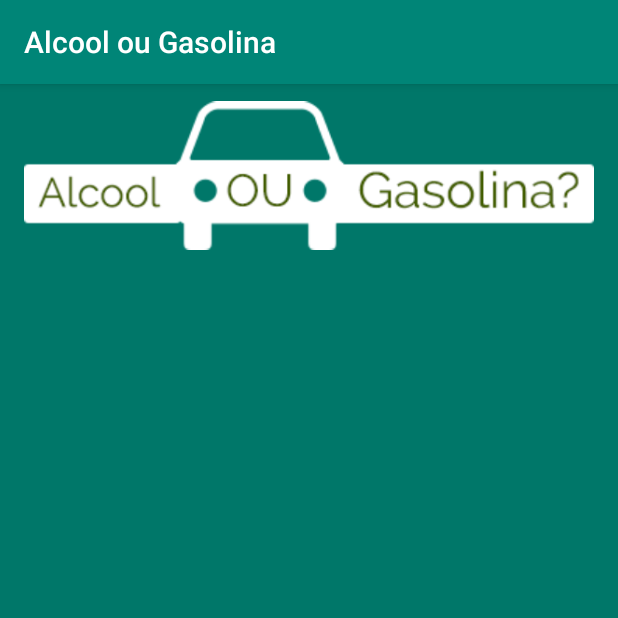
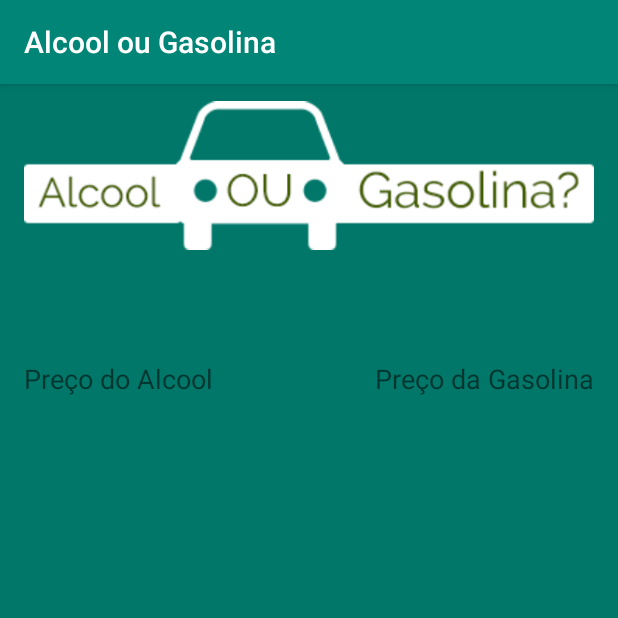
Before and after one commit to inhandui/alcoolougasolina-15apps, an Android app: the screen it shows after launch (MainActivity), on a phone screen of 412 x 824 dp, the top half of it. Run offline under Robolectric (Android 15) with nearby library versions, the phone set to English and light mode, and no system bars.

Commit message:
Adding textviews to alcohol and gasoline elements.

```diff
--- a/app/src/main/res/layout/activity_main.xml
+++ b/app/src/main/res/layout/activity_main.xml
@@ -20,4 +20,25 @@
         app:layout_constraintStart_toStartOf="parent"
         app:layout_constraintTop_toTopOf="parent"
         app:srcCompat="@drawable/logo" />
+
+    <TextView
+        android:id="@+id/alcool"
+        android:layout_width="0dp"
+        android:layout_height="wrap_content"
+        android:layout_marginTop="70dp"
+        android:text="@string/preco_alcool"
+        android:textSize="18sp"
+        app:layout_constraintStart_toStartOf="@+id/imageView"
+        app:layout_constraintTop_toBottomOf="@+id/imageView" />
+
+    <TextView
+        android:id="@+id/gasolina"
+        android:layout_width="wrap_content"
+        android:layout_height="wrap_content"
+        android:layout_marginTop="70dp"
+        android:text="@string/preco_gasolina"
+        android:textSize="18sp"
+        app:layout_constraintEnd_toEndOf="@+id/imageView"
+        app:layout_constraintTop_toBottomOf="@+id/imageView" />
+
 </androidx.constraintlayout.widget.ConstraintLayout>
--- a/app/src/main/res/values/strings.xml
+++ b/app/src/main/res/values/strings.xml
@@ -1,3 +1,5 @@
 <resources>
     <string name="app_name">Alcool ou Gasolina</string>
+    <string name="preco_alcool">Preço do Alcool</string>
+    <string name="preco_gasolina">Preço da Gasolina</string>
 </resources>
```
